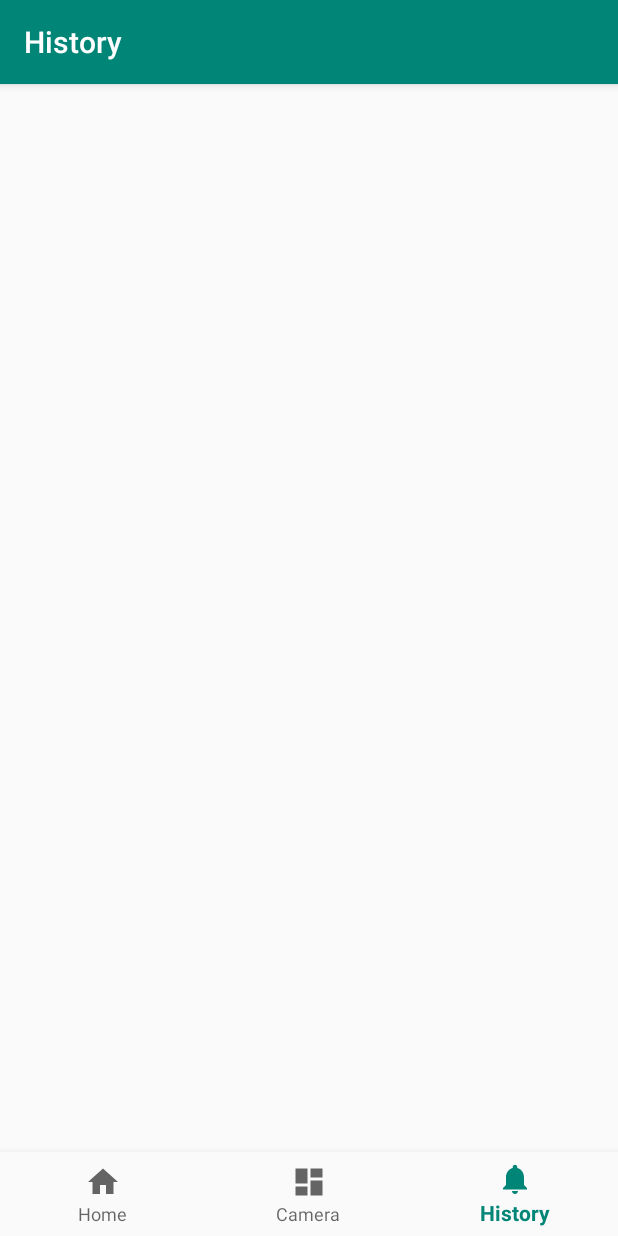
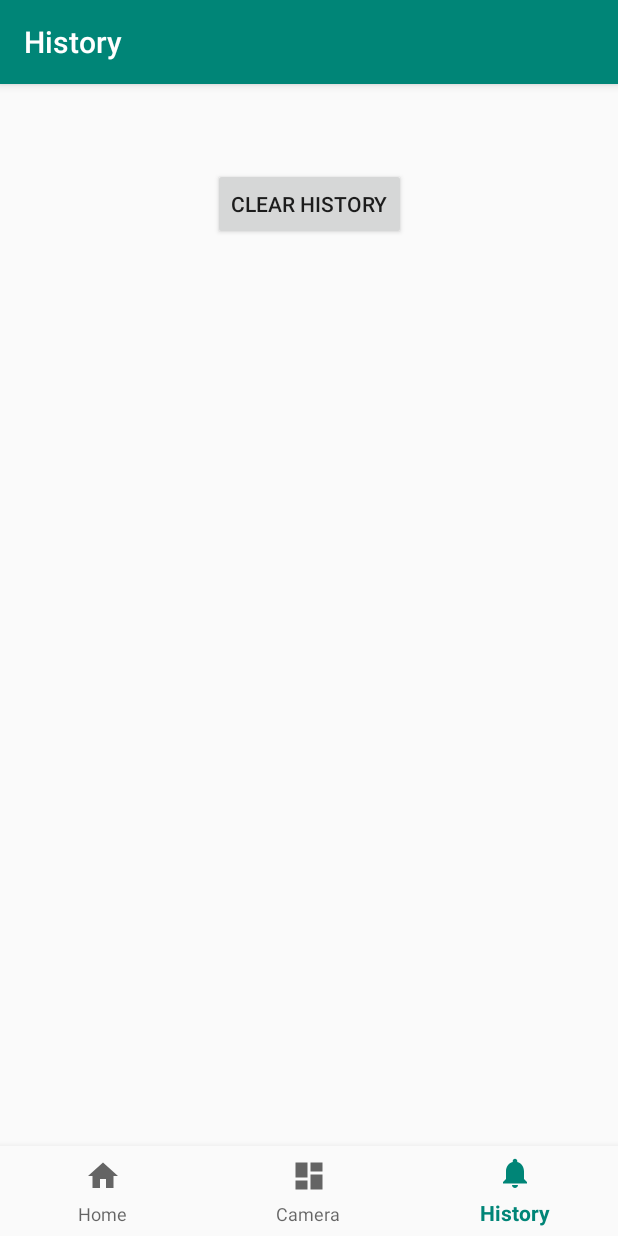
Before and after one commit to bnenninger/Resistor-Scanner, an Android app: the NotificationsFragment screen opened through its navigation route, on a phone screen of 412 x 824 dp. Run offline under Robolectric (Android 15) with nearby library versions, the phone set to English and light mode, and no system bars; our stand-ins replace navigation-ui.

Commit message:
Adds clear history button
Adds a button to clear the history, which clears the history storage and updates the history display.

```diff
--- a/app/src/main/java/com/example/resistorscanner/MainActivity.java
+++ b/app/src/main/java/com/example/resistorscanner/MainActivity.java
@@ -15,6 +15,7 @@ import android.widget.Toast;
 
 
 import com.example.resistorscanner.ui.home.HomeFragment;
+import com.example.resistorscanner.ui.notifications.ValueHistoryReceiver;
 import com.google.android.material.bottomnavigation.BottomNavigationView;
 
 import androidx.appcompat.app.AppCompatActivity;
@@ -33,6 +34,7 @@ public class MainActivity extends AppCompatActivity {//implements View.OnClickLi
     private static final String TAG = "MainActivity";
     private List<ResistorValue> history;
     private ResistorValueSource valueSource;
+    private ValueHistoryReceiver valueHistoryReceiver;
 
     @Override
     protected void onCreate(Bundle savedInstanceState) {
@@ -79,4 +81,17 @@ public class MainActivity extends AppCompatActivity {//implements View.OnClickLi
     public void setResistorValueSource(ResistorValueSource source){
         valueSource = source;
     }
+
+    public void setValueHistoryReceiver(ValueHistoryReceiver receiver){
+        valueHistoryReceiver = receiver;
+    }
+
+    /**
+     * Clears the entire history
+     * @param v
+     */
+    public void clearHistory(View v){
+        history.clear();
+        valueHistoryReceiver.updateHistory(history);
+    }
 }
--- a/app/src/main/java/com/example/resistorscanner/ui/notifications/NotificationsFragment.java
+++ b/app/src/main/java/com/example/resistorscanner/ui/notifications/NotificationsFragment.java
@@ -18,7 +18,7 @@ import java.util.List;
 
 import static java.util.Objects.requireNonNull;
 
-public class NotificationsFragment extends Fragment {
+public class NotificationsFragment extends Fragment implements ValueHistoryReceiver {
 
     private NotificationsViewModel notificationsViewModel;
 
@@ -32,13 +32,24 @@ public class NotificationsFragment extends Fragment {
 
         //gets a reference to the history list from the main activity
         MainActivity activity = (MainActivity)this.getActivity();
+        activity.setValueHistoryReceiver(this);
         history = activity.getHistory();
 
         //sets the listview to display the history
         listView = root.findViewById(R.id.list_view);
-        ArrayAdapter<ResistorValue> adapter = new ArrayAdapter(requireNonNull(this.getContext()), android.R.layout.simple_list_item_1, history);
-        listView.setAdapter(adapter);
+        refreshDisplay();
 
         return root;
     }
+
+    private void refreshDisplay() {
+        ArrayAdapter<ResistorValue> adapter = new ArrayAdapter(requireNonNull(this.getContext()), android.R.layout.simple_list_item_1, history);
+        listView.setAdapter(adapter);
+    }
+
+    @Override
+    public void updateHistory(List<ResistorValue> history) {
+        this.history = history;
+        refreshDisplay();
+    }
 }
--- /dev/null
+++ b/app/src/main/java/com/example/resistorscanner/ui/notifications/ValueHistoryReceiver.java
@@ -0,0 +1,12 @@
+package com.example.resistorscanner.ui.notifications;
+
+import com.example.resistorscanner.ResistorValue;
+
+import java.util.List;
+
+public interface ValueHistoryReceiver {
+    /**
+     * Updates the history stored by the receiver
+     */
+    public void updateHistory(List<ResistorValue> history);
+}
--- a/app/src/main/res/layout/activity_main.xml
+++ b/app/src/main/res/layout/activity_main.xml
@@ -12,14 +12,12 @@
     <com.google.android.material.bottomnavigation.BottomNavigationView
         android:id="@+id/nav_view"
         android:layout_width="0dp"
-        android:layout_height="wrap_content"
-        android:layout_marginStart="0dp"
-        android:layout_marginEnd="0dp"
+        android:layout_height="60dp"
         android:background="?android:attr/windowBackground"
         app:layout_constraintBottom_toBottomOf="parent"
         app:layout_constraintLeft_toLeftOf="parent"
         app:layout_constraintRight_toRightOf="parent"
-        app:menu="@menu/bottom_nav_menu"/>
+        app:menu="@menu/bottom_nav_menu" />
 
 
     <fragment
@@ -28,12 +26,10 @@
         android:layout_width="match_parent"
         android:layout_height="match_parent"
         app:defaultNavHost="true"
-        app:layout_constraintBottom_toTopOf="@id/nav_view"
         app:layout_constraintHorizontal_bias="1.0"
         app:layout_constraintLeft_toLeftOf="parent"
         app:layout_constraintRight_toRightOf="parent"
         app:layout_constraintTop_toTopOf="parent"
-        app:layout_constraintVertical_bias="1.0"
         app:navGraph="@navigation/mobile_navigation" />
 
 
--- a/app/src/main/res/layout/fragment_notifications.xml
+++ b/app/src/main/res/layout/fragment_notifications.xml
@@ -8,13 +8,24 @@
 
     <ListView
         android:id="@+id/list_view"
-        android:layout_width="300dp"
-        android:layout_height="550dp"
+        android:layout_width="match_parent"
+        android:layout_height="0dp"
+        android:layout_marginTop="20dp"
+        android:layout_marginBottom="60dp"
         app:layout_constraintBottom_toBottomOf="parent"
         app:layout_constraintEnd_toEndOf="parent"
         app:layout_constraintStart_toStartOf="parent"
-        />
+        app:layout_constraintTop_toBottomOf="@+id/button" />
 
+    <Button
+        android:id="@+id/button"
+        android:layout_width="wrap_content"
+        android:layout_height="wrap_content"
+        android:onClick="clearHistory"
+        android:text="clear history"
+        app:layout_constraintEnd_toEndOf="parent"
+        app:layout_constraintStart_toStartOf="parent"
+        app:layout_constraintTop_toTopOf="parent" />
 
 
 </androidx.constraintlayout.widget.ConstraintLayout>
```
